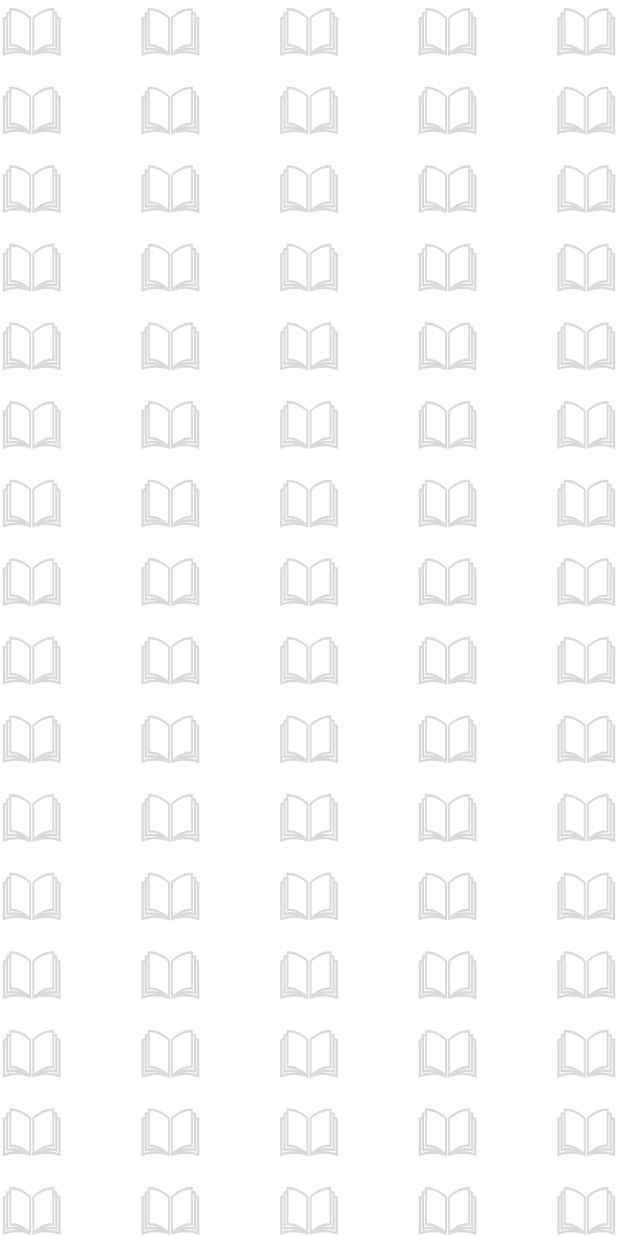
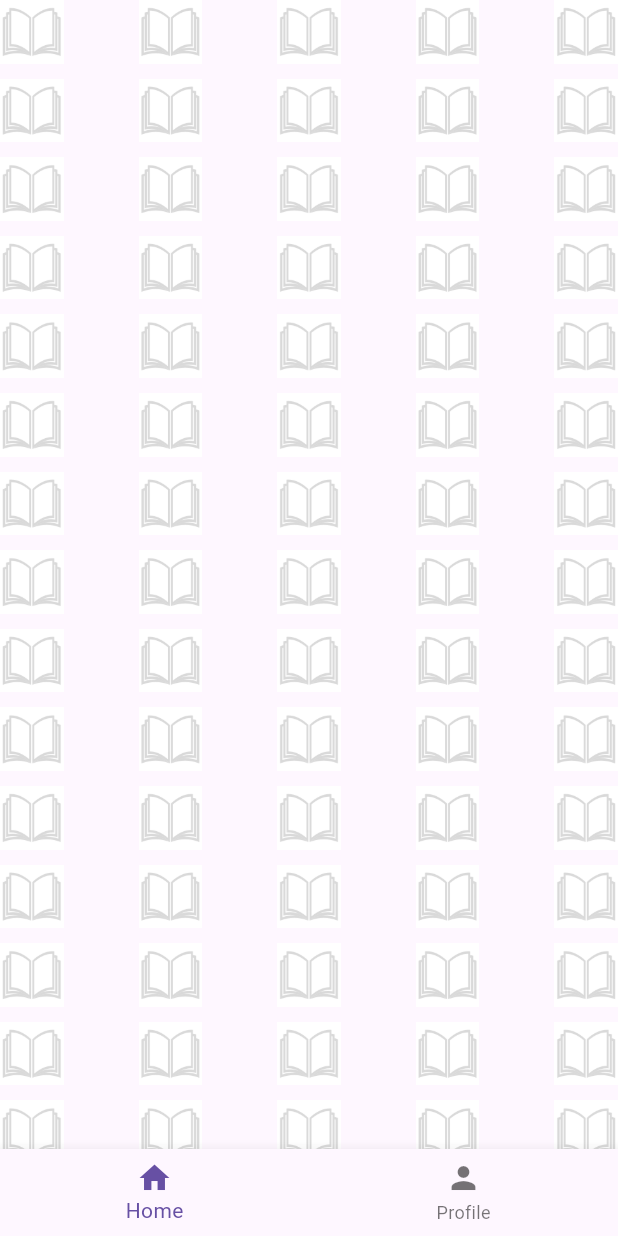
Before and after one commit to nacho-bytes/beallibres, a Flutter app: the screen it shows after launch, on a phone screen of 412 x 824 dp. Run offline on Flutter 3.47's test engine with Material 3 defaults, Android fonts, the phone set to English and light mode, and no system bars; our stand-ins replace firebase_core, go_router; accounts and stored records are empty; generated files the repository leaves out were written again.

Commit message:
Implement adaptive navigation trail with responsive design and animation

```diff
--- /dev/null
+++ b/lib/adaptative_navigation_trail.dart
@@ -0,0 +1,189 @@
+import 'package:flutter/material.dart' show AnimatedSwitcher, Animation, BottomNavigationBar, BottomNavigationBarItem, BuildContext, Colors, Column, Drawer, Expanded, FadeTransition, Icon, IconData, KeyedSubtree, ListTile, MediaQuery, NavigationRail, NavigationRailDestination, Row, Scaffold, SizedBox, StatelessWidget, Text, ValueKey, VerticalDivider, Widget;
+import 'package:go_router/go_router.dart' show GoRouter, GoRouterHelper, GoRouterState;
+
+/// The navigation destination.
+class AdaptativeNavigationDestination {
+  /// Creates the navigation destination.
+  ///
+  /// [title] is the title.
+  /// [icon] is the icon.
+  /// [location] es la ruta a la que navega (string, obtenido de `GoRouteData.location`).
+  const AdaptativeNavigationDestination({
+    required this.title,
+    required this.icon,
+    required this.location,
+  });
+
+  /// The title.
+  final String title;
+
+  /// The icon.
+  final IconData icon;
+
+  /// The route location (string path).
+  final String location;
+}
+
+class AdaptiveNavigationTrail extends StatelessWidget {
+  const AdaptiveNavigationTrail({
+    required this.destinations,
+    super.key,
+    this.child,
+  });
+
+  final Widget? child;
+  final List<AdaptativeNavigationDestination> destinations;
+
+  static bool _isLargeScreen(final BuildContext context) =>
+    MediaQuery.of(context).size.width > 960.0;
+
+  static bool _isMediumScreen(final BuildContext context) =>
+    MediaQuery.of(context).size.width > 640.0;
+
+  int _computeSelectedIndex(final BuildContext context) {
+    final GoRouterState? state = GoRouter.of(context).state;
+    final String? currentLocation = state?.matchedLocation;
+
+    final int index = destinations.indexWhere(
+      (final AdaptativeNavigationDestination d) =>
+        d.location == currentLocation,
+    );
+
+    return index >= 0 ? index : 0;
+  }
+
+  void _onDestinationSelected(final BuildContext context, final int index) {
+    context.go(destinations[index].location);
+  }
+
+  @override
+  Widget build(final BuildContext context) {
+    final int currentIndex = _computeSelectedIndex(context);
+
+    final bool large = _isLargeScreen(context);
+    final bool medium = _isMediumScreen(context);
+    final bool small = !medium;
+
+    Widget leftNav;
+    String leftKey;
+    if (large) {
+      leftNav = _buildDrawer(currentIndex, context);
+      leftKey = 'drawer';
+    } else if (medium) {
+      leftNav = _buildNavigationRail(currentIndex, context);
+      leftKey = 'rail';
+    } else {
+      leftNav = const SizedBox.shrink();
+      leftKey = 'empty';
+    }
+
+    Widget bottomNav;
+    String bottomKey;
+    if (small) {
+      bottomNav = _buildBottomNavigationBar(currentIndex, context);
+      bottomKey = 'bottomBar';
+    } else {
+      bottomNav = const SizedBox.shrink();
+      bottomKey = 'noBottomBar';
+    }
+
+    return Scaffold(
+      body: Row(
+        children: <Widget>[
+          AnimatedSwitcher(
+            duration: const Duration(milliseconds: 100),
+            transitionBuilder: (
+              final Widget child,
+              final Animation<double> anim,
+            ) => FadeTransition(
+              opacity: anim,
+              child: child,
+            ),
+            child: KeyedSubtree(
+              key: ValueKey<String>(leftKey),
+              child: leftNav,
+            ),
+          ),
+          if (!small)
+            VerticalDivider(
+              width: 1,
+              thickness: 1,
+              color: Colors.grey[300],
+            ),
+          Expanded(
+            child: Column(
+              children: <Widget>[
+                Expanded(child: child ?? const SizedBox.shrink()),
+                // Anima solo la parte inferior (BottomNav o nada)
+                AnimatedSwitcher(
+                  duration: const Duration(milliseconds: 300),
+                  transitionBuilder: (
+                    final Widget child,
+                    final Animation<double> anim,
+                  ) => FadeTransition(
+                    opacity: anim,
+                    child: child,
+                  ),
+                  child: KeyedSubtree(
+                    key: ValueKey<String>(bottomKey),
+                    child: bottomNav,
+                  ),
+                ),
+              ],
+            ),
+          ),
+        ],
+      ),
+    );
+  }
+
+  Widget _buildBottomNavigationBar(
+    final int currentIndex,
+    final BuildContext context,
+  ) => BottomNavigationBar(
+    items: destinations.map(
+      (final AdaptativeNavigationDestination d) => BottomNavigationBarItem(
+        icon: Icon(d.icon),
+        label: d.title,
+      ),
+    ).toList(),
+    currentIndex: currentIndex,
+    onTap: (final int index) => _onDestinationSelected(context, index),
+  );
+
+  Widget _buildNavigationRail(
+    final int currentIndex,
+    final BuildContext context,
+  ) => NavigationRail(
+    destinations: destinations.map(
+      (final AdaptativeNavigationDestination d) => NavigationRailDestination(
+        icon: Icon(d.icon),
+        label: Text(d.title),
+      ),
+    ).toList(),
+    selectedIndex: currentIndex,
+    onDestinationSelected: (
+      final int index,
+    ) => _onDestinationSelected(
+      context,
+      index,
+    ),
+  );
+
+  Widget _buildDrawer(
+    final int currentIndex,
+    final BuildContext context,
+  ) => Drawer(
+    child: Column(
+      children: <Widget>[
+        for (int i = 0; i < destinations.length; i++)
+          ListTile(
+            leading: Icon(destinations[i].icon),
+            title: Text(destinations[i].title),
+            selected: i == currentIndex,
+            onTap: () => _onDestinationSelected(context, i),
+          ),
+      ],
+    ),
+  );
+}
--- a/lib/router/router.dart
+++ b/lib/router/router.dart
@@ -1,8 +1,36 @@
-import 'package:go_router/go_router.dart' show GoRouter;
+import 'package:flutter/material.dart' show BuildContext, Icons, Widget;
+import 'package:go_router/go_router.dart' show GoRouter, GoRouterState, RouteBase, ShellRoute;
+import '../adaptative_navigation_trail.dart' show AdaptativeNavigationDestination, AdaptiveNavigationTrail;
 import 'routes.dart';
+
+final List<AdaptativeNavigationDestination> _appDestinations =
+    <AdaptativeNavigationDestination>[
+  const AdaptativeNavigationDestination(
+    title: 'Home',
+    icon: Icons.home,
+    location: '/',
+  ),
+  const AdaptativeNavigationDestination(
+    title: 'Profile',
+    icon: Icons.person,
+    location: '/profile',
+  ),
+];
 
 /// The application router.
 final GoRouter router = GoRouter(
   initialLocation: '/',
-  routes: $appRoutes,
+  routes: <RouteBase>[
+    ShellRoute(
+      builder: (
+        final BuildContext context,
+        final GoRouterState state,
+        final Widget child,
+      ) => AdaptiveNavigationTrail(
+        destinations: _appDestinations,
+        child: child,
+      ),
+      routes: $appRoutes,
+    ),
+  ],
 );
```
